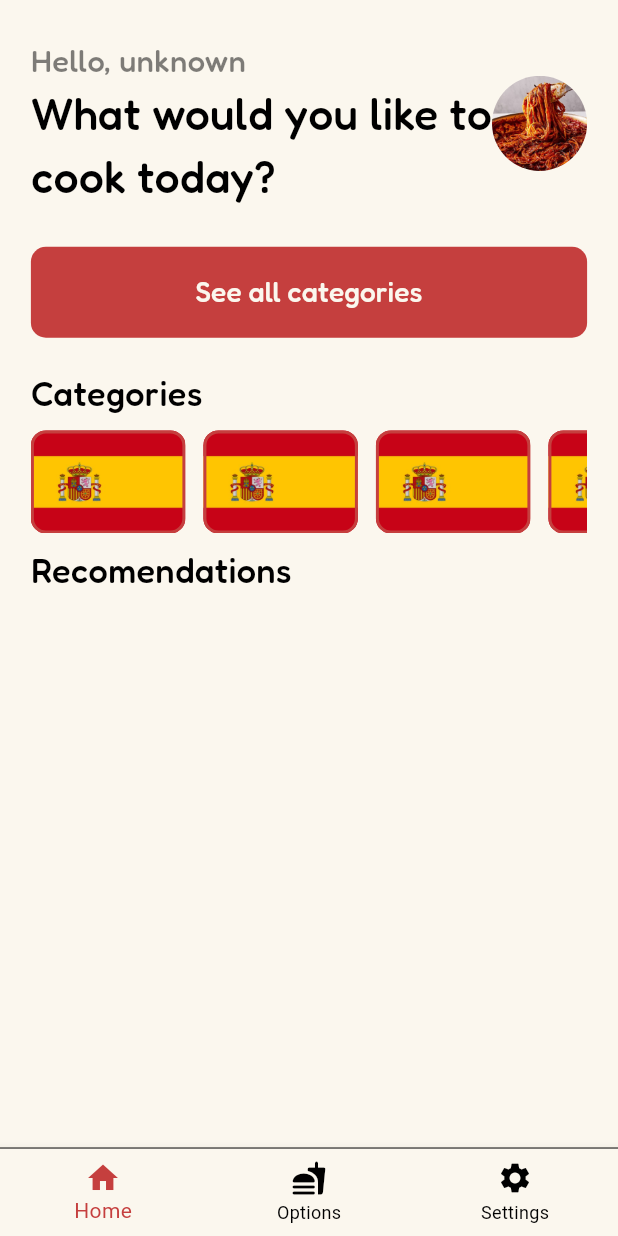
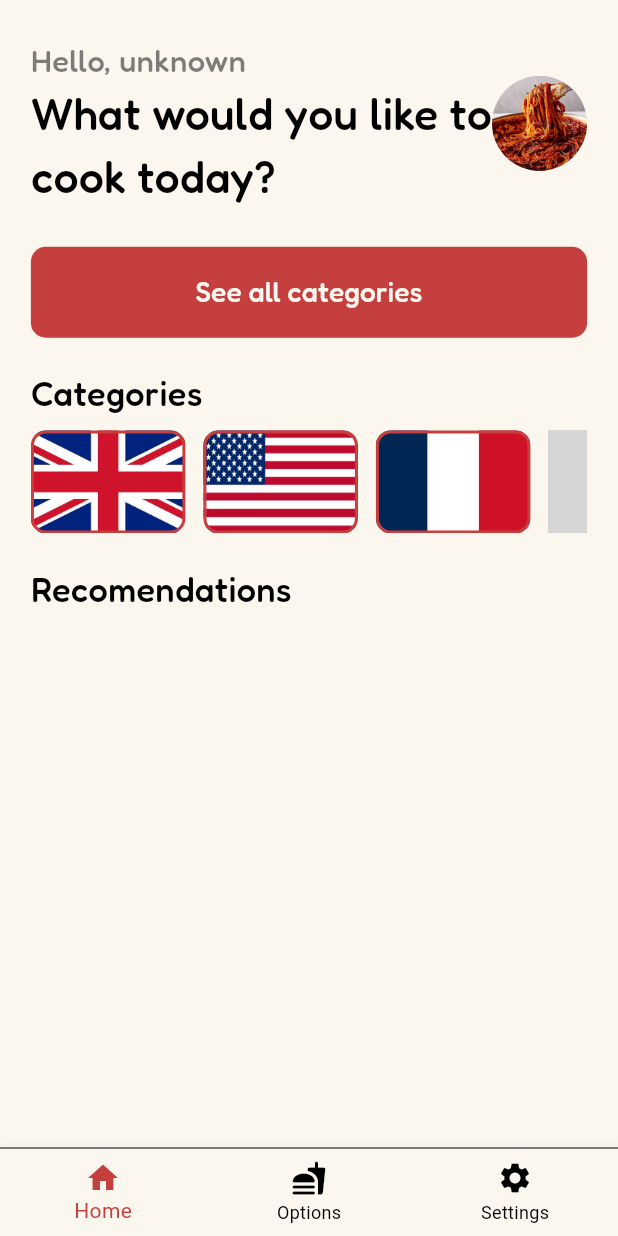
Before and after one commit to Abdusalom-mobile-developer/magic_hands, a Flutter app: the HomeScreen screen opened by its route, on a phone screen of 412 x 824 dp. Run offline on Flutter 3.47's test engine with Material 3 defaults, Android fonts, the phone set to English and light mode, and no system bars; our stand-ins replace go_router, hive, hive_flutter; accounts and stored records are empty; grey boxes are pictures that could not be loaded.

```diff
--- a/lib/screens/home.dart
+++ b/lib/screens/home.dart
@@ -3,7 +3,6 @@ import 'package:magic_hands/config/colors.dart';
 import 'package:magic_hands/config/img_path.dart';
 import 'package:magic_hands/config/methods.dart';
 import 'package:magic_hands/config/widgets.dart';
-import 'package:magic_hands/moduls/categories_info.dart';
 import 'package:magic_hands/moduls/hive_keys.dart';
 import 'package:magic_hands/providers/provider.dart';
 import 'package:magic_hands/services/hive_crud.dart';
@@ -112,7 +111,7 @@ class HomeScreen extends StatelessWidget {
                 SizedBox(
                   height: CustomMethods.mediaWidth(context, 6),
                   child: ListView.builder(
-                    itemCount: 10,
+                    itemCount: provider.categoriesInfo.length,
                     scrollDirection: Axis.horizontal,
                     itemBuilder: (context, index) => Container(
                       margin: const EdgeInsets.only(right: 12),
@@ -121,9 +120,9 @@ class HomeScreen extends StatelessWidget {
                       decoration: BoxDecoration(
                         borderRadius: BorderRadius.circular(10),
                         color: ColorsClass.bgColor,
-                        image: const DecorationImage(
-                            image:
-                                AssetImage("assets/images/flags/ic_spain.jpg"),
+                        image: DecorationImage(
+                            image: AssetImage(
+                                provider.categoriesInfo[index].imgPath),
                             fit: BoxFit.cover),
                         border:
                             Border.all(color: ColorsClass.darkRed, width: 2),
@@ -131,7 +130,7 @@ class HomeScreen extends StatelessWidget {
                     ),
                   ),
                 ),
-                CustomWidgets.height(context, 50),
+                CustomWidgets.height(context, 20),
                 Text(
                   "Recomendations",
                   style: TextStyle(
```
Also changed, not shown: lib/moduls/categories_info.dart (line endings or trailing spaces).
